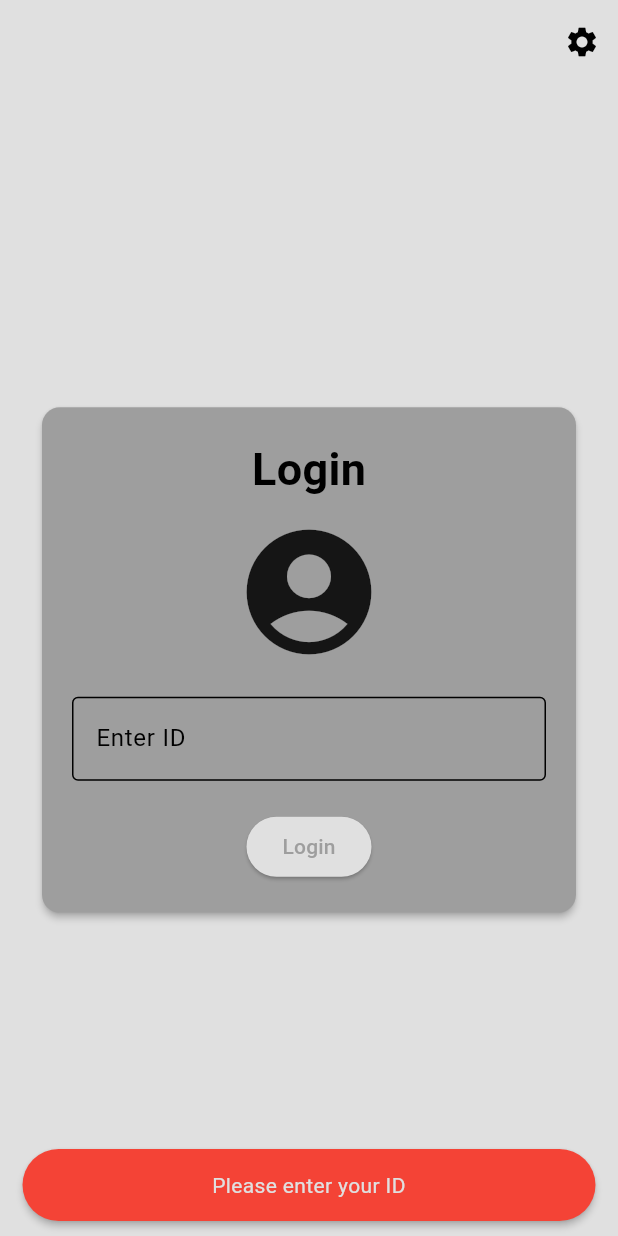
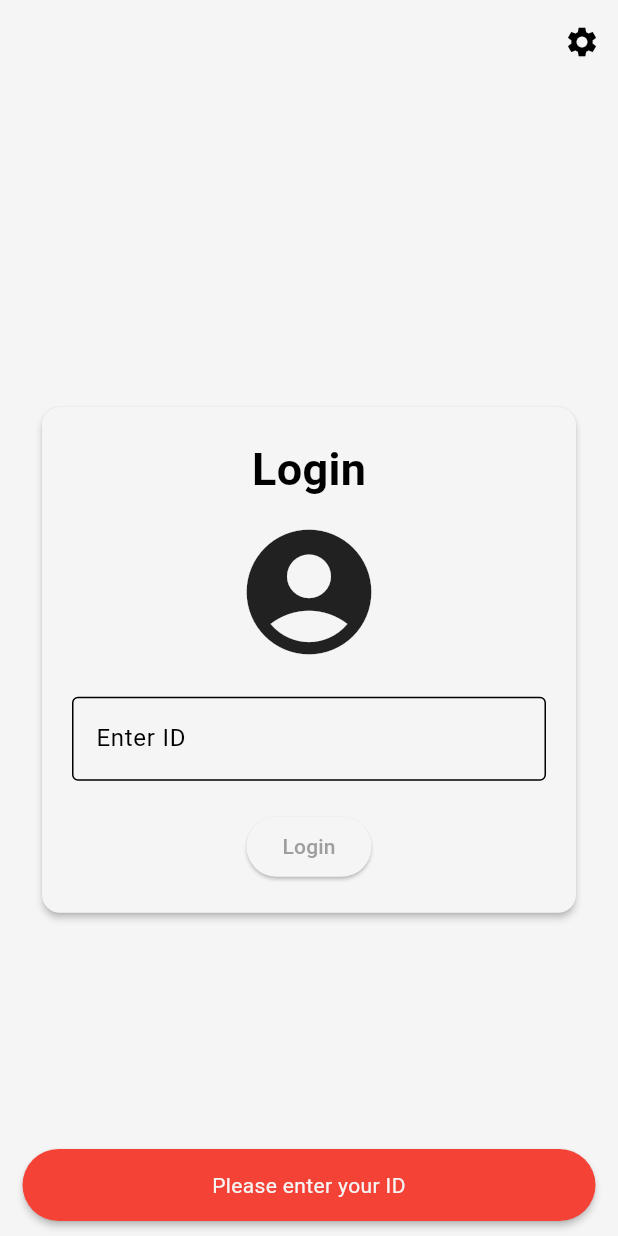
Before and after one commit to Qaisar-Mateen/flutter_travel_recommender, a Flutter app: the screen it shows after launch, after a tap on "Login", on a phone screen of 412 x 824 dp. Run offline on Flutter 3.47's test engine with Material 3 defaults, Android fonts, the phone set to English and light mode, and no system bars; our stand-ins replace flutter_bloc.

Commit message:
Update main.dart, login.dart, and settings.dart for improved functionality and UI

```diff
--- a/lib/main.dart
+++ b/lib/main.dart
@@ -8,7 +8,7 @@ void main() {
     MultiBlocProvider(
       providers: [
         BlocProvider(create: (_) => ThemeCubit()),
-        //BlocProvider(create: (_) => SettingsCubit()),
+        BlocProvider(create: (_) => ServerCubit()),
       ],
       child: const MyApp(),
     ),
@@ -22,7 +22,7 @@ class MyApp extends StatelessWidget {
   Widget build(BuildContext context) {
     return MaterialApp(
       debugShowCheckedModeBanner: false,
-      title: '',
+      title: 'Travel Recommender',
       theme: context.watch<ThemeCubit>().state,
       home: const Login(),
     );
--- a/lib/pages/login.dart
+++ b/lib/pages/login.dart
@@ -22,7 +22,7 @@ class LoginState extends State<Login> {
   @override
   Widget build(BuildContext context) {
     return Scaffold(
-      backgroundColor: context.watch<ThemeCubit>().state.colorScheme.surface,
+      //backgroundColor: context.watch<ThemeCubit>().state.colorScheme.surface,
       appBar: AppBar(
         actions: [
           IconButton(
@@ -37,7 +37,7 @@ class LoginState extends State<Login> {
         child: Padding(
           padding: const EdgeInsets.symmetric(horizontal: 8),
           child: Card(
-            color: context.watch<ThemeCubit>().state.colorScheme.primary,
+            //color: context.watch<ThemeCubit>().state.colorScheme.secondary,
             elevation: 2,
             margin: const EdgeInsets.all(20),
             child: Padding(
@@ -72,8 +72,9 @@ class LoginState extends State<Login> {
                               try {
                                 final response = await http
                                     .get(Uri.parse(
-                                        'http://192.168.1.9:5000/login?userId=$id'))
-                                    .timeout(const Duration(seconds: 5));
+                                        '''http://${context.watch<ServerCubit>().state.ip}:
+                                        ${context.watch<ServerCubit>().state.port}/login?userId=$id'''))
+                                    .timeout(Duration(seconds: int.parse(context.watch<ServerCubit>().state.timeout)));
                                 if (response.statusCode == 200) {
                                   if (mounted) {
                                     Navigator.push(context, MaterialPageRoute(builder: (context) => Home(id: int.parse(id))));
--- a/lib/settings_cubit.dart
+++ b/lib/settings_cubit.dart
@@ -4,7 +4,7 @@ import 'package:flutter_bloc/flutter_bloc.dart';
 ThemeData lightTheme = ThemeData(
   brightness: Brightness.light,
   colorScheme: ColorScheme.light(
-    surface: Colors.grey.shade300,
+    surface: Colors.grey.shade100,
     primary: Colors.grey.shade500,
     secondary: Colors.grey.shade100,
     inversePrimary: Colors.grey.shade900
@@ -14,9 +14,9 @@ ThemeData lightTheme = ThemeData(
 ThemeData darkTheme = ThemeData(
   brightness: Brightness.dark,
   colorScheme: ColorScheme.dark(
-    surface: const Color.fromARGB(255, 33, 33, 33),
+    surface: const Color.fromARGB(255, 54, 53, 53),
     primary: Colors.grey.shade600,
-    secondary: const Color.fromARGB(255, 54, 53, 53),
+    secondary: const Color.fromARGB(255, 33, 33, 33),
     inversePrimary: Colors.grey.shade300
   )
 );
```
